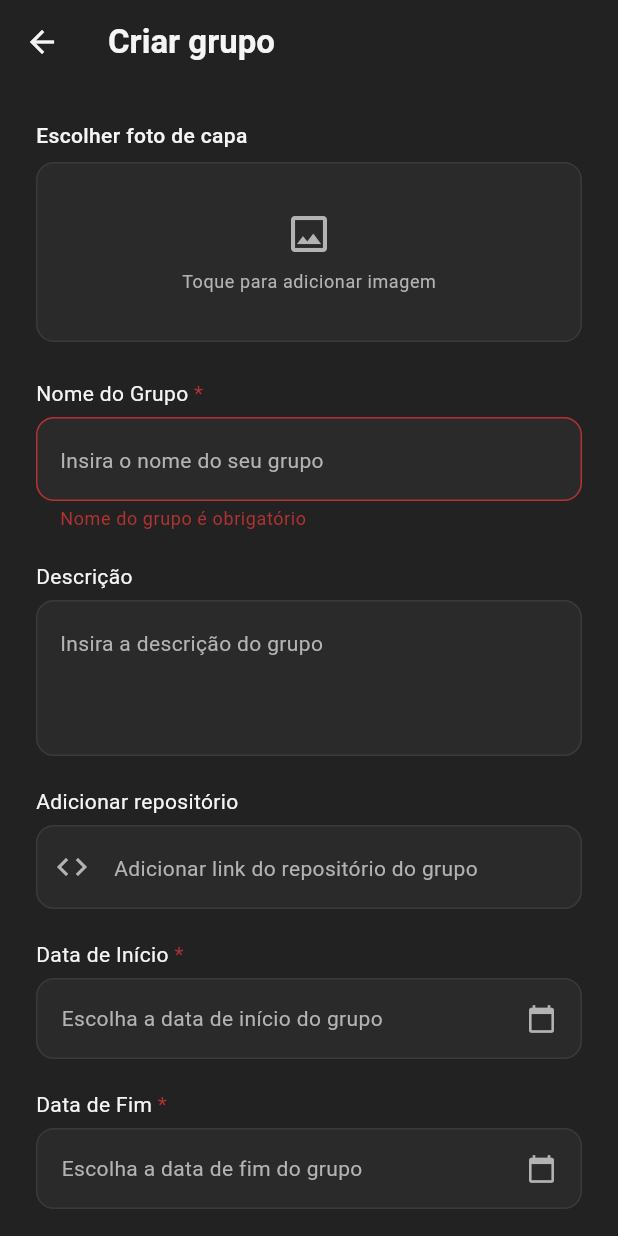
After one commit to coderats-hub/legacy-coderats, a Flutter app: the CreateGroupScreen screen opened directly, after a tap on "Continuar", on a phone screen of 412 x 824 dp. The commit adds this screen. Run offline on Flutter 3.47's test engine with Material 3 defaults, Android fonts, the phone set to English and light mode, and no system bars; our stand-ins replace flutter_riverpod, google_fonts.

Commit message:
initial commit screen create groups

```diff
--- /dev/null
+++ b/Codigo/apps/mobile/lib/features/groups/presentation/screens/create_groups.screen.dart
@@ -0,0 +1,346 @@
+import 'package:flutter/material.dart';
+import 'package:flutter/services.dart';
+import '../../../../shared/components/textfield.dart';
+import '../../../../shared/components/buttonPrimary.dart';
+
+class CreateGroupScreen extends StatefulWidget {
+  const CreateGroupScreen({super.key});
+
+  @override
+  State<CreateGroupScreen> createState() => _CreateGroupScreenState();
+}
+
+class _CreateGroupScreenState extends State<CreateGroupScreen> {
+  final _formKey = GlobalKey<FormState>();
+  final _nameController = TextEditingController();
+  final _descriptionController = TextEditingController();
+  final _repositoryController = TextEditingController();
+
+  DateTime? _startDate;
+  DateTime? _endDate;
+  String? _coverImagePath;
+
+  @override
+  void dispose() {
+    _nameController.dispose();
+    _descriptionController.dispose();
+    _repositoryController.dispose();
+    super.dispose();
+  }
+
+  void _calculateDuration() {
+    if (_startDate != null && _endDate != null) {
+      setState(() {});
+    }
+  }
+
+  int? get _duration {
+    if (_startDate != null && _endDate != null) {
+      return _endDate!.difference(_startDate!).inDays;
+    }
+    return null;
+  }
+
+  Future<void> _selectDate(BuildContext context, bool isStartDate) async {
+    final DateTime? picked = await showDatePicker(
+      context: context,
+      initialDate: isStartDate ? (_startDate ?? DateTime.now()) : (_endDate ?? DateTime.now()),
+      firstDate: DateTime.now(),
+      lastDate: DateTime.now().add(const Duration(days: 365)),
+      builder: (context, child) {
+        return Theme(
+          data: Theme.of(context).copyWith(
+            colorScheme: Theme.of(context).colorScheme.copyWith(
+              primary: Theme.of(context).colorScheme.primary,
+            ),
+          ),
+          child: child!,
+        );
+      },
+    );
+
+    if (picked != null) {
+      setState(() {
+        if (isStartDate) {
+          _startDate = picked;
+          if (_endDate != null && _endDate!.isBefore(picked)) {
+            _endDate = null;
+          }
+        } else {
+          _endDate = picked;
+        }
+      });
+      _calculateDuration();
+    }
+  }
+
+  void _selectCoverImage() {
+    // TODO: Implementar seleção de imagem
+    ScaffoldMessenger.of(context).showSnackBar(
+      const SnackBar(content: Text('Funcionalidade de upload será implementada')),
+    );
+  }
+
+  void _continue() {
+    if (_formKey.currentState!.validate()) {
+      if (_startDate == null || _endDate == null) {
+        ScaffoldMessenger.of(context).showSnackBar(
+          const SnackBar(content: Text('Por favor, selecione as datas de início e fim')),
+        );
+        return;
+      }
+
+      // TODO: Implementar lógica de criação do grupo
+      ScaffoldMessenger.of(context).showSnackBar(
+        const SnackBar(content: Text('Grupo criado com sucesso!')),
+      );
+    }
+  }
+
+  @override
+  Widget build(BuildContext context) {
+    final colors = Theme.of(context).colorScheme;
+    final textTheme = Theme.of(context).textTheme;
+
+    return Scaffold(
+      backgroundColor: colors.background,
+      appBar: AppBar(
+        backgroundColor: colors.background,
+        elevation: 0,
+        leading: IconButton(
+          icon: Icon(Icons.arrow_back, color: colors.onBackground),
+          onPressed: () => Navigator.of(context).pop(),
+        ),
+        title: Text(
+          'Criar grupo',
+          style: textTheme.titleLarge?.copyWith(
+            color: colors.onBackground,
+            fontWeight: FontWeight.bold,
+          ),
+        ),
+      ),
+      body: Form(
+        key: _formKey,
+        child: SingleChildScrollView(
+          padding: const EdgeInsets.all(24),
+          child: Column(
+            crossAxisAlignment: CrossAxisAlignment.start,
+            children: [
+              // Escolher foto de capa
+              _buildCoverImageSection(colors, textTheme),
+              const SizedBox(height: 24),
+
+              // Nome do Grupo
+              AppTextField(
+                label: 'Nome do Grupo',
+                hintText: 'Insira o nome do seu grupo',
+                required: true,
+                controller: _nameController,
+                validator: (value) {
+                  if (value == null || value.trim().isEmpty) {
+                    return 'Nome do grupo é obrigatório';
+                  }
+                  return null;
+                },
+              ),
+              const SizedBox(height: 20),
+
+              // Descrição
+              AppTextField(
+                label: 'Descrição',
+                hintText: 'Insira a descrição do grupo',
+                controller: _descriptionController,
+                maxLines: 3,
+              ),
+              const SizedBox(height: 20),
+
+              // Adicionar repositório
+              AppTextField(
+                label: 'Adicionar repositório',
+                hintText: 'Adicionar link do repositório do grupo',
+                controller: _repositoryController,
+                icon: Icons.code,
+                keyboardType: TextInputType.url,
+              ),
+              const SizedBox(height: 20),
+
+              // Data de Início
+              _buildDateField(
+                label: 'Data de Início',
+                hintText: 'Escolha a data de início do grupo',
+                required: true,
+                date: _startDate,
+                onTap: () => _selectDate(context, true),
+                colors: colors,
+                textTheme: textTheme,
+              ),
+              const SizedBox(height: 20),
+
+              // Data de Fim
+              _buildDateField(
+                label: 'Data de Fim',
+                hintText: 'Escolha a data de fim do grupo',
+                required: true,
+                date: _endDate,
+                onTap: () => _selectDate(context, false),
+                colors: colors,
+                textTheme: textTheme,
+              ),
+              const SizedBox(height: 20),
+
+              // Duração
+              if (_duration != null) ...[
+                Container(
+                  padding: const EdgeInsets.symmetric(horizontal: 16, vertical: 12),
+                  decoration: BoxDecoration(
+                    color: colors.surfaceVariant,
+                    borderRadius: BorderRadius.circular(12),
+                    border: Border.all(color: colors.outline),
+                  ),
+                  child: Row(
+                    children: [
+                      Icon(Icons.schedule, color: colors.primary, size: 20),
+                      const SizedBox(width: 12),
+                      Text(
+                        'Duração: $_duration dias',
+                        style: textTheme.bodyMedium?.copyWith(
+                          color: colors.onSurface,
+                          fontWeight: FontWeight.w500,
+                        ),
+                      ),
+                    ],
+                  ),
+                ),
+                const SizedBox(height: 32),
+              ],
+
+              // Botão Continuar
+              AppButtonPrimary(
+                type: AppButtonPrimaryType.primary,
+                text: 'Continuar',
+                onPressed: _continue,
+              ),
+            ],
+          ),
+        ),
+      ),
+    );
+  }
+
+  Widget _buildCoverImageSection(ColorScheme colors, TextTheme textTheme) {
+    return Column(
+      crossAxisAlignment: CrossAxisAlignment.start,
+      children: [
+        Text(
+          'Escolher foto de capa',
+          style: textTheme.bodyMedium?.copyWith(
+            color: colors.onSurface,
+            fontWeight: FontWeight.w500,
+          ),
+        ),
+        const SizedBox(height: 8),
+        GestureDetector(
+          onTap: _selectCoverImage,
+          child: Container(
+            height: 120,
+            width: double.infinity,
+            decoration: BoxDecoration(
+              color: colors.surfaceVariant,
+              borderRadius: BorderRadius.circular(12),
+              border: Border.all(
+                color: colors.outline,
+                style: BorderStyle.solid,
+              ),
+            ),
+            child: _coverImagePath != null
+                ? ClipRRect(
+                    borderRadius: BorderRadius.circular(12),
+                    child: Image.asset(
+                      _coverImagePath!,
+                      fit: BoxFit.cover,
+                    ),
+                  )
+                : Column(
+                    mainAxisAlignment: MainAxisAlignment.center,
+                    children: [
+                      Icon(
+                        Icons.image_outlined,
+                        color: colors.onSurfaceVariant,
+                        size: 32,
+                      ),
+                      const SizedBox(height: 8),
+                      Text(
+                        'Toque para adicionar imagem',
+                        style: textTheme.bodySmall?.copyWith(
+                          color: colors.onSurfaceVariant,
+                        ),
+                      ),
+                    ],
+                  ),
+          ),
+        ),
+      ],
+    );
+  }
+
+  Widget _buildDateField({
+    required String label,
+    required String hintText,
+    required bool required,
+    required DateTime? date,
+    required VoidCallback onTap,
+    required ColorScheme colors,
+    required TextTheme textTheme,
+  }) {
+    return Column(
+      crossAxisAlignment: CrossAxisAlignment.start,
+      children: [
+        RichText(
+          text: TextSpan(
+            text: label,
+            style: textTheme.bodyMedium?.copyWith(color: colors.onSurface),
+            children: required
+                ? [
+                    TextSpan(
+                      text: ' *',
+                      style: textTheme.bodyMedium?.copyWith(color: colors.error),
+                    )
+                  ]
+                : [],
+          ),
+        ),
+        const SizedBox(height: 6),
+        GestureDetector(
+          onTap: onTap,
+          child: Container(
+            padding: const EdgeInsets.symmetric(horizontal: 16, vertical: 16),
+            decoration: BoxDecoration(
+              color: colors.surfaceVariant,
+              borderRadius: BorderRadius.circular(12),
+              border: Border.all(color: colors.outline),
+            ),
+            child: Row(
+              children: [
+                Expanded(
+                  child: Text(
+                    date != null
+                        ? '${date.day.toString().padLeft(2, '0')}/${date.month.toString().padLeft(2, '0')}/${date.year}'
+                        : hintText,
+                    style: textTheme.bodyMedium?.copyWith(
+                      color: date != null ? colors.onSurface : colors.onSurfaceVariant,
+                    ),
+                  ),
+                ),
+                Icon(
+                  Icons.calendar_today,
+                  color: colors.onSurfaceVariant,
+                  size: 20,
+                ),
+              ],
+            ),
+          ),
+        ),
+      ],
+    );
+  }
+}
--- a/Codigo/apps/mobile/lib/main.dart
+++ b/Codigo/apps/mobile/lib/main.dart
@@ -2,6 +2,7 @@ import 'package:flutter/material.dart';
 import 'shared/theme/app.theme.dart';
 import 'shared/components/buttonPrimary.dart';
 import 'shared/components/textfield.dart';
+import 'features/groups/presentation/screens/create_groups.screen.dart';
 
 void main() {
   runApp(const DemoApp());
@@ -168,6 +169,25 @@ class _DemoHomePageState extends State<DemoHomePage> {
             ),
 
             const SizedBox(height: 32),
+
+            // ===== Navegação =====
+            Text('Navegação', style: Theme.of(context).textTheme.titleLarge),
+            const SizedBox(height: 12),
+
+            AppButtonPrimary(
+              type: AppButtonPrimaryType.primary,
+              text: 'Criar Grupo',
+              icon: Icons.group_add,
+              onPressed: () {
+                Navigator.of(context).push(
+                  MaterialPageRoute(
+                    builder: (context) => const CreateGroupScreen(),
+                  ),
+                );
+              },
+            ),
+
+            const SizedBox(height: 32),
             // Exemplo de uso das cores do tema fora dos componentes
             Container(
               height: 56,
--- a/Codigo/apps/mobile/lib/shared/components/textfield.dart
+++ b/Codigo/apps/mobile/lib/shared/components/textfield.dart
@@ -10,6 +10,7 @@ class AppTextField extends StatelessWidget {
   final TextInputType keyboardType;
   final int maxLines;
   final Function(String)? onChanged;
+  final String? Function(String?)? validator;
 
   const AppTextField({
     super.key,
@@ -22,6 +23,7 @@ class AppTextField extends StatelessWidget {
     this.keyboardType = TextInputType.text,
     this.maxLines = 1,
     this.onChanged,
+    this.validator,
   });
 
   @override
@@ -47,12 +49,13 @@ class AppTextField extends StatelessWidget {
           ),
         ),
         const SizedBox(height: 6),
-        TextField(
+        TextFormField(
           controller: controller,
           enabled: enabled,
           onChanged: onChanged,
           keyboardType: keyboardType,
           maxLines: maxLines,
+          validator: validator,
           decoration: InputDecoration(
             hintText: hintText,
             prefixIcon: icon != null ? Icon(icon, color: colors.onSurfaceVariant) : null,
@@ -71,6 +74,14 @@ class AppTextField extends StatelessWidget {
               borderRadius: BorderRadius.circular(12),
               borderSide: BorderSide(color: colors.primary, width: 1.5),
             ),
+            errorBorder: OutlineInputBorder(
+              borderRadius: BorderRadius.circular(12),
+              borderSide: BorderSide(color: colors.error),
+            ),
+            focusedErrorBorder: OutlineInputBorder(
+              borderRadius: BorderRadius.circular(12),
+              borderSide: BorderSide(color: colors.error, width: 1.5),
+            ),
           ),
         ),
       ],
```
Also changed, not shown: Codigo/apps/mobile/lib/features/groups/data/groups.repository.dart (added), Codigo/apps/mobile/lib/features/groups/domain/groups.dart (added), Codigo/apps/mobile/lib/features/groups/presentation/providers/groups.provider.dart (added).
